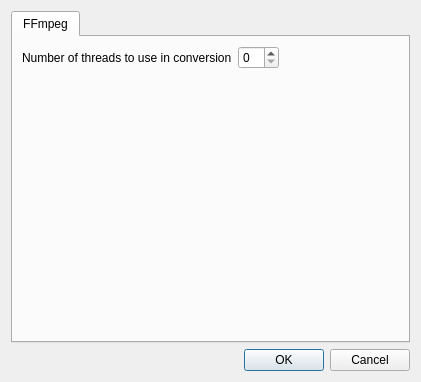
Before: the Qt Designer form src/ui/optionsdialog.ui in qwinff/qwinff, drawn with Qt 5.
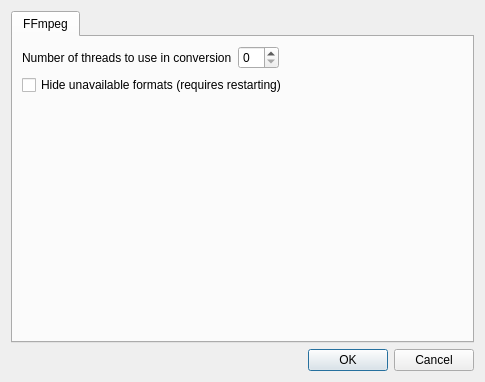
After: the same form once the commit is applied.

Commit message:
Add an option to disable checking of unavailable formats.
Because ffmpeg output changes from version to version, I may not be able
to fix QWinFF in time. This new option allows users to turn off format
checking so that all output formats are listed. It is recommended that
the format checking is turned on unless false-detection occurs.

```diff
--- a/src/ui/optionsdialog.ui
+++ b/src/ui/optionsdialog.ui
@@ -6,7 +6,7 @@
    <rect>
     <x>0</x>
     <y>0</y>
-    <width>421</width>
+    <width>485</width>
     <height>382</height>
    </rect>
   </property>
@@ -24,6 +24,9 @@
        <string>FFmpeg</string>
       </attribute>
       <layout class="QFormLayout" name="formLayout">
+       <property name="fieldGrowthPolicy">
+        <enum>QFormLayout::ExpandingFieldsGrow</enum>
+       </property>
        <item row="0" column="0">
         <layout class="QHBoxLayout" name="horizontalLayout">
          <item>
@@ -38,6 +41,20 @@
          </item>
         </layout>
        </item>
+       <item row="1" column="0">
+        <layout class="QHBoxLayout" name="horizontalLayout_2">
+         <item>
+          <widget class="QCheckBox" name="chkHideFormats">
+           <property name="toolTip">
+            <string>&lt;html&gt;&lt;head/&gt;&lt;body&gt;&lt;p&gt;Hide output formats that are not available in the current ffmpeg installation. It is recommended to turn this option on unless you are sure that QWinFF has failed to detect available formats. (requires restarting QWinFF to take effect)&lt;/p&gt;&lt;/body&gt;&lt;/html&gt;</string>
+           </property>
+           <property name="text">
+            <string>Hide unavailable formats (requires restarting)</string>
+           </property>
+          </widget>
+         </item>
+        </layout>
+       </item>
       </layout>
      </widget>
     </widget>
```
The commit also changes 5 other files.
